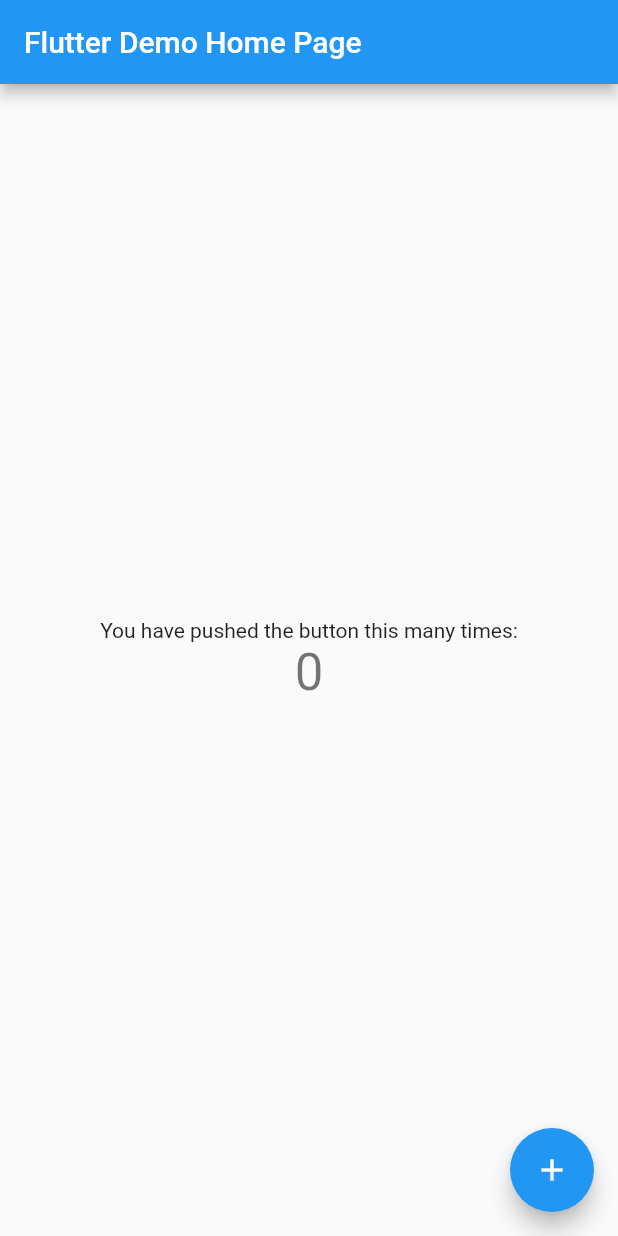
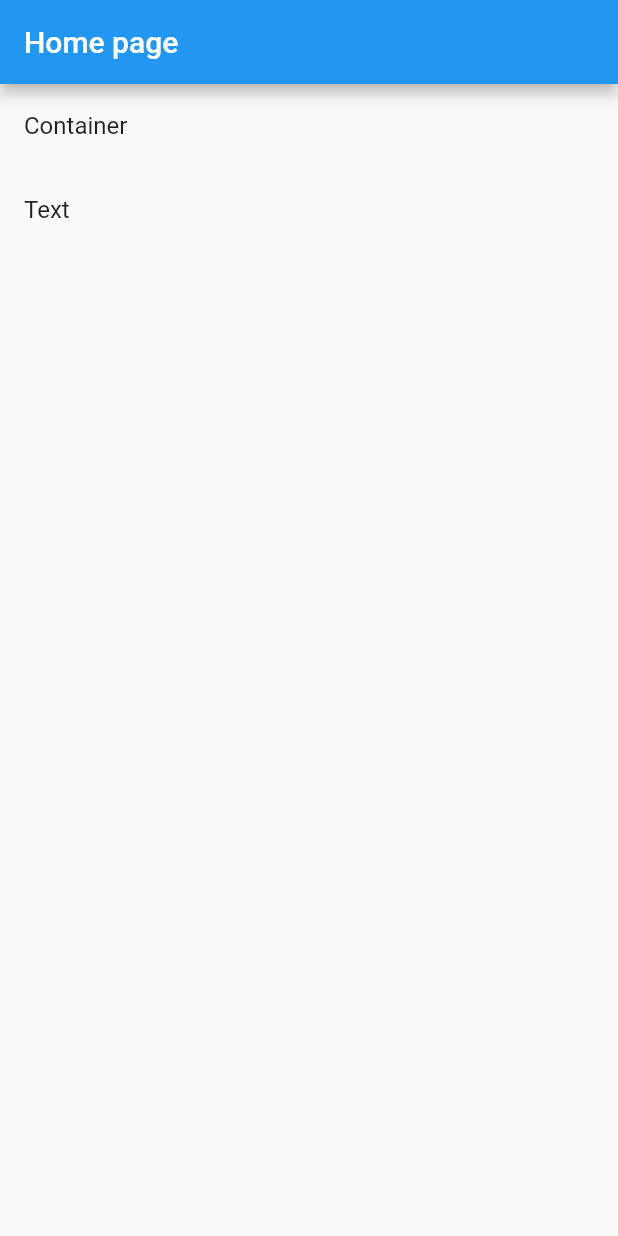
Before and after one commit to learnItWithMuhindo/flutter-components, a Flutter app: the screen it shows after launch, on a phone screen of 412 x 824 dp. Run offline on Flutter 3.47's test engine with Material 2 defaults, Android fonts, the phone set to English and light mode, and no system bars.

Commit message:
text lecture

```diff
--- a/lib/main.dart
+++ b/lib/main.dart
@@ -1,96 +1,59 @@
 import 'package:flutter/material.dart';
+import 'package:flutter_components/screens/text_screen.dart';
 
 void main() {
   runApp(const MyApp());
 }
 
-//change from studio
 class MyApp extends StatelessWidget {
   const MyApp({Key? key}) : super(key: key);
 
-  // This widget is the root of your application.
   @override
   Widget build(BuildContext context) {
     return MaterialApp(
-      title: 'Flutter Demo',
-      theme: ThemeData(
-        // This is the theme of your application.
-        //
-        // Try running your application with "flutter run". You'll see the
-        // application has a blue toolbar. Then, without quitting the app, try
-        // changing the primarySwatch below to Colors.green and then invoke
-        // "hot reload" (press "r" in the console where you ran "flutter run",
-        // or simply save your changes to "hot reload" in a Flutter IDE).
-        // Notice that the counter didn't reset back to zero; the application
-        // is not restarted.
-        primarySwatch: Colors.blue,
-      ),
-      home: const MyHomePage(title: 'Flutter Demo Home Page'),
+      title: "My Simple App",
+      home: HomeScreen(),
     );
   }
 }
 
-class MyHomePage extends StatefulWidget {
-  const MyHomePage({Key? key, required this.title}) : super(key: key);
 
-  // This widget is the home page of your application. It is stateful, meaning
-  // that it has a State object (defined below) that contains fields that affect
-  // how it looks.
-
-  // This class is the configuration for the state. It holds the values (in this
-  // case the title) provided by the parent (in this case the App widget) and
-  // used by the build method of the State. Fields in a Widget subclass are
-  // always marked "final".
-
-  final String title;
-
+class HomeScreen extends StatefulWidget {
   @override
-  State<MyHomePage> createState() => _MyHomePageState();
+  _HomeScreen_State createState() => _HomeScreen_State();
 }
 
-class _MyHomePageState extends State<MyHomePage> {
-  int _counter = 0;
-
-  void _incrementCounter() {
-    setState(() {
-      // This call to setState tells the Flutter framework that something has
-      // changed in this State, which causes it to rerun the build method below
-      // so that the display can reflect the updated values. If we changed
-      // _counter without calling setState(), then the build method would not be
-      // called again, and so nothing would appear to happen.
-      _counter++;
-    });
-  }
-
+class _HomeScreen_State extends State<HomeScreen> {
   @override
   Widget build(BuildContext context) {
-
-    return Scaffold(
-      appBar: AppBar(
-        // Here we take the value from the MyHomePage object that was created by
-        // the App.build method, and use it to set our appbar title.
-        title: Text(widget.title),
-      ),
-      body: Center(
-        child: Column(
-
-          mainAxisAlignment: MainAxisAlignment.center,
-          children: <Widget>[
-            const Text(
-              'You have pushed the button this many times:',
+    return MaterialApp(
+      home: Scaffold(
+        appBar: AppBar(
+          title: Text("Home page"),
+        ),
+        body: ListView(
+          children: [
+            ListTile(
+              title: Text("Container"),
+              onTap: () => {
+                Navigator.push(
+                  context,
+                  MaterialPageRoute(builder: (context) => TextScreen()),
+                )
+              },
             ),
-            Text(
-              '$_counter',
-              style: Theme.of(context).textTheme.headline4,
+            ListTile(
+              title: Text("Text"),
+              onTap: () => {
+                Navigator.push(
+                  context,
+                  MaterialPageRoute(builder: (context) => TextScreen()),
+                )
+              },
             ),
           ],
         ),
       ),
-      floatingActionButton: FloatingActionButton(
-        onPressed: _incrementCounter,
-        tooltip: 'Increment',
-        child: const Icon(Icons.add),
-      ), // This trailing comma makes auto-formatting nicer for build methods.
     );
   }
 }
```
Also changed, not shown: lib/screens/text_screen.dart (added, +23 -0 lines).
